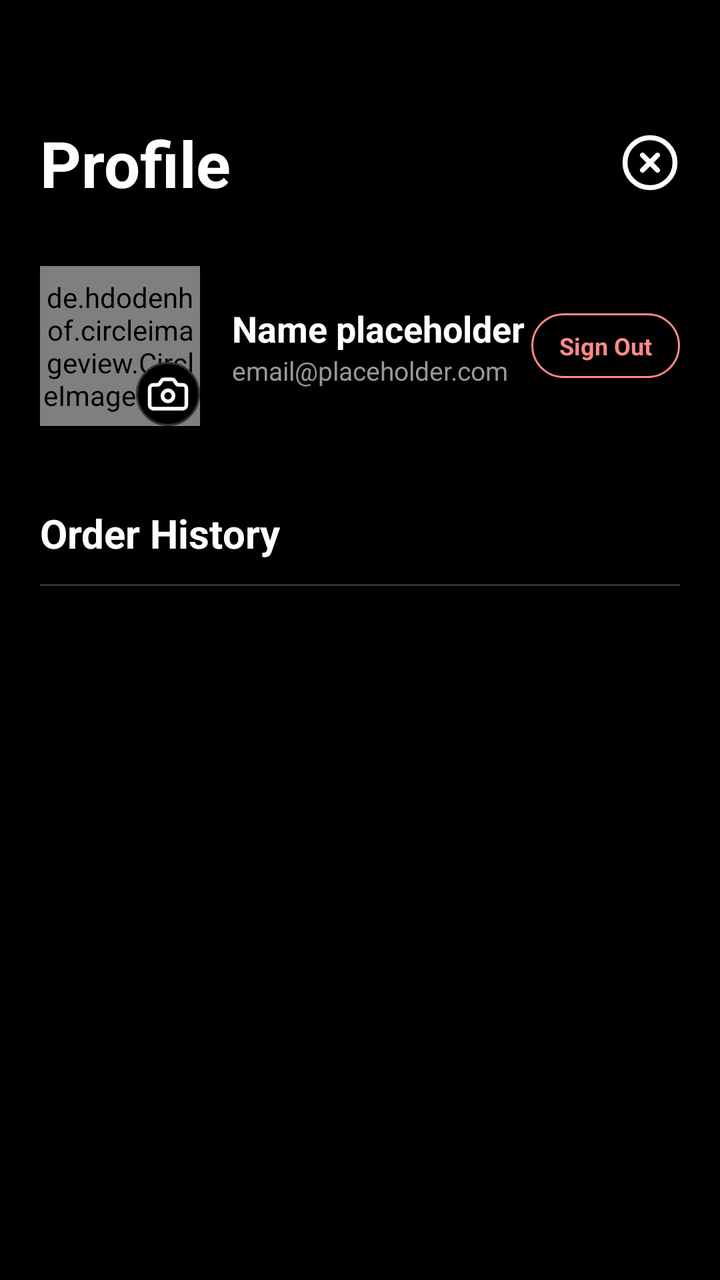
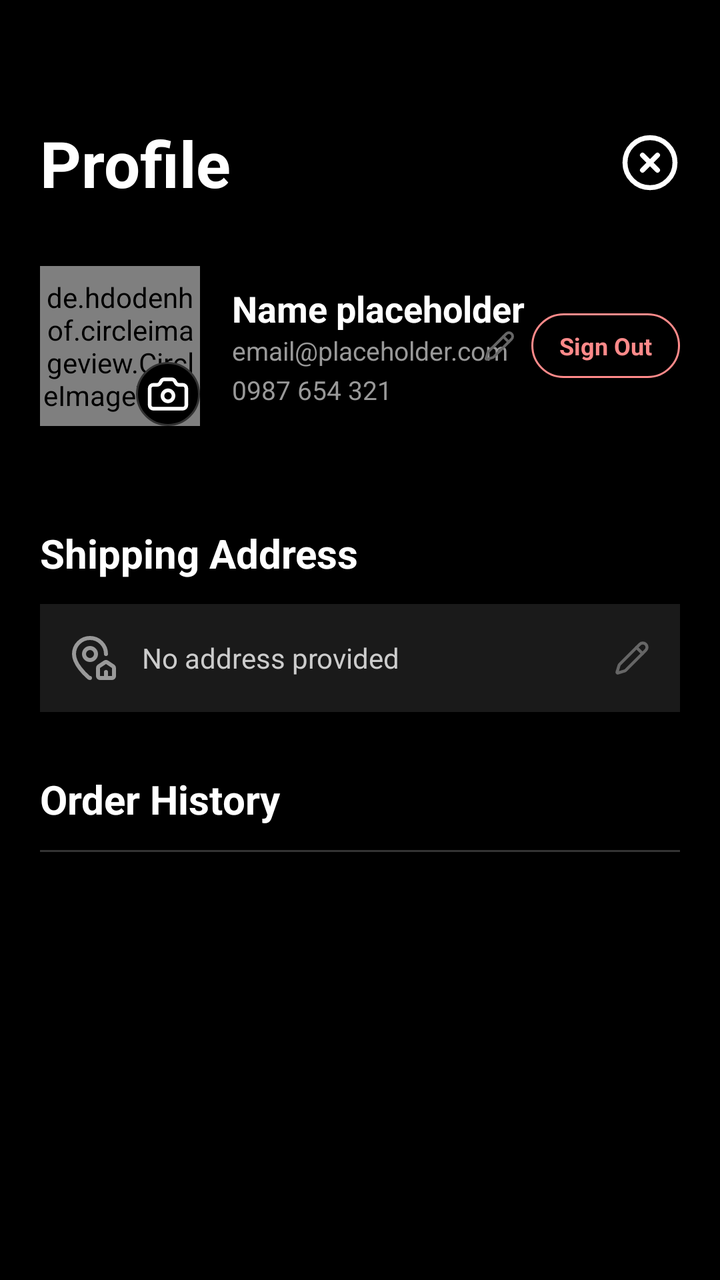

An Android layout rendered at two revisions. The XML below is the earlier revision; the diff shows what the commit changed to produce the second picture.
<!-- AndroidManifest.xml: application theme Theme.CK_mobile_fe -->
<!-- res/layout/activity_profile.xml -->
<?xml version="1.0" encoding="utf-8"?>
<androidx.core.widget.NestedScrollView xmlns:android="http://schemas.android.com/apk/res/android"
    xmlns:app="http://schemas.android.com/apk/res-auto"
    xmlns:tools="http://schemas.android.com/tools"
    android:layout_width="match_parent"
    android:layout_height="match_parent"
    android:background="#000000"
    android:fillViewport="true">

    <LinearLayout
        android:layout_width="match_parent"
        android:layout_height="wrap_content"
        android:orientation="vertical"
        android:padding="20dp"
        android:layout_marginTop="40dp">

        <RelativeLayout
            android:layout_width="match_parent"
            android:layout_height="wrap_content"
            android:layout_marginBottom="30dp">

            <TextView
                android:layout_width="wrap_content"
                android:layout_height="wrap_content"
                android:text="Profile"
                android:textColor="#FFFFFF"
                android:textSize="32sp"
                android:textStyle="bold" />

            <ImageView
                android:id="@+id/btn_close"
                android:layout_width="30dp"
                android:layout_height="30dp"
                android:layout_alignParentEnd="true"
                android:layout_centerVertical="true"
                android:src="@drawable/ic_close"
                app:tint="#FFFFFF" />
        </RelativeLayout>

        <RelativeLayout
            android:layout_width="match_parent"
            android:layout_height="wrap_content"
            android:layout_marginBottom="40dp">

            <RelativeLayout
                android:id="@+id/avatar_container"
                android:layout_width="80dp"
                android:layout_height="80dp">

                <de.hdodenhof.circleimageview.CircleImageView
                    android:id="@+id/profile_image"
                    android:layout_width="match_parent"
                    android:layout_height="match_parent"
                    android:src="@drawable/ic_default_avatar"
                    app:civ_border_color="#333333"
                    app:civ_border_width="1dp"/>

                <ImageView
                    android:layout_width="32dp"
                    android:layout_height="32dp"
                    android:layout_alignParentBottom="true"
                    android:layout_alignParentEnd="true"
                    android:src="@drawable/ic_camera"
                    android:background="@drawable/bg_circle_black"
                    android:padding="5dp"
                    app:tint="#FFFFFF" />
            </RelativeLayout>

            <LinearLayout
                android:id="@+id/info_container"
                android:layout_width="wrap_content"
                android:layout_height="wrap_content"
                android:layout_centerVertical="true"
                android:layout_marginStart="16dp"
                android:layout_toEndOf="@id/avatar_container"
                android:layout_toStartOf="@id/btn_sign_out"
                android:orientation="vertical">

                <TextView
                    android:id="@+id/tv_profile_name"
                    android:layout_width="wrap_content"
                    android:layout_height="wrap_content"
                    android:text="Name placeholder"
                    android:textColor="#FFFFFF"
                    android:textSize="18sp"
                    android:textStyle="bold"
                    android:maxLines="1"
                    android:ellipsize="end"/>

                <TextView
                    android:id="@+id/tv_profile_email"
                    android:layout_width="wrap_content"
                    android:layout_height="wrap_content"
                    android:text="email@placeholder.com"
                    android:textColor="#999999"
                    android:textSize="13sp"
                    android:maxLines="1"
                    android:ellipsize="end"/>
            </LinearLayout>

            <TextView
                android:id="@+id/btn_sign_out"
                android:layout_width="wrap_content"
                android:layout_height="wrap_content"
                android:layout_alignParentEnd="true"
                android:layout_centerVertical="true"
                android:background="@drawable/bg_sign_out"
                android:paddingHorizontal="14dp"
                android:paddingVertical="8dp"
                android:text="Sign Out"
                android:textColor="#FF8A8A"
                android:textSize="12sp"
                android:textStyle="bold" />
        </RelativeLayout>

        <TextView
            android:layout_width="match_parent"
            android:layout_height="wrap_content"
            android:text="Order History"
            android:textColor="#FFFFFF"
            android:textSize="20sp"
            android:textStyle="bold" />

        <View
            android:layout_width="match_parent"
            android:layout_height="1dp"
            android:layout_marginTop="12dp"
            android:layout_marginBottom="20dp"
            android:background="#333333" />

        <androidx.recyclerview.widget.RecyclerView
            android:id="@+id/rcv_orders"
            android:layout_width="match_parent"
            android:layout_height="wrap_content"
            android:nestedScrollingEnabled="false"
            tools:itemCount="3"
            tools:listitem="@layout/item_order_card" />

    </LinearLayout>
</androidx.core.widget.NestedScrollView>
<!-- res/layout/item_order_card.xml (included above) -->
<?xml version="1.0" encoding="utf-8"?>
<com.google.android.material.card.MaterialCardView xmlns:android="http://schemas.android.com/apk/res/android"
    xmlns:app="http://schemas.android.com/apk/res-auto"
    android:layout_width="match_parent"
    android:layout_height="wrap_content"
    android:layout_marginBottom="16dp"
    app:cardBackgroundColor="#000000"
    app:cardCornerRadius="20dp"
    app:strokeColor="#333333"
    app:strokeWidth="1dp">

    <LinearLayout
        android:layout_width="match_parent"
        android:layout_height="wrap_content"
        android:orientation="vertical"
        android:padding="20dp">

        <RelativeLayout
            android:layout_width="match_parent"
            android:layout_height="wrap_content">

            <TextView
                android:id="@+id/tv_order_id"
                android:layout_width="wrap_content"
                android:layout_height="wrap_content"
                android:text="#ORD-0000"
                android:textColor="#666666"
                android:textStyle="bold" />

            <TextView
                android:id="@+id/tv_order_status"
                android:layout_width="wrap_content"
                android:layout_height="wrap_content"
                android:layout_alignParentEnd="true"
                android:background="@drawable/bg_status_delivered"
                android:gravity="center"
                android:paddingHorizontal="16dp"
                android:paddingVertical="6dp"
                android:text="Status"
                android:textColor="#4CAF50"
                android:textSize="12sp"
                android:textStyle="bold" />
        </RelativeLayout>

        <TextView
            android:id="@+id/tv_order_date"
            android:layout_width="wrap_content"
            android:layout_height="wrap_content"
            android:layout_marginTop="10dp"
            android:text="2023-11-15"
            android:textColor="#BBBBBB" />

        <TextView
            android:id="@+id/tv_order_address"
            android:layout_width="match_parent"
            android:layout_height="wrap_content"
            android:layout_marginTop="4dp"
            android:text="Address: ..."
            android:textColor="#888888"
            android:textSize="13sp" />

        <TextView
            android:id="@+id/tv_items_summary"
            android:layout_width="wrap_content"
            android:layout_height="wrap_content"
            android:layout_marginTop="15dp"
            android:text="Items summary"
            android:textColor="#FFFFFF"
            android:textStyle="bold" />

        <View
            android:layout_width="match_parent"
            android:layout_height="1dp"
            android:layout_marginTop="15dp"
            android:background="#333333" />

        <TextView
            android:id="@+id/tv_order_total"
            android:layout_width="wrap_content"
            android:layout_height="wrap_content"
            android:layout_gravity="end"
            android:layout_marginTop="15dp"
            android:text="$0.00"
            android:textColor="#FFFFFF"
            android:textSize="24sp"
            android:textStyle="bold" />

    </LinearLayout>
</com.google.android.material.card.MaterialCardView>
<!-- resources referenced by this layout -->
<resources>
  <!-- drawable bg_circle_black (drawable) -->
  <?xml version="1.0" encoding="utf-8"?>
  <shape xmlns:android="http://schemas.android.com/apk/res/android"
      android:shape="oval">
  
      <solid android:color="#000000" />
  
      <stroke
          android:width="1dp"
          android:color="#333333" />
  
      <size
          android:width="40dp"
          android:height="40dp" />
  </shape>
  <!-- drawable bg_sign_out (drawable) -->
  <?xml version="1.0" encoding="utf-8"?>
  <shape xmlns:android="http://schemas.android.com/apk/res/android">
      <stroke android:width="1dp" android:color="#FF8A8A" />
      <corners android:radius="20dp" />
      <solid android:color="#00000000" />
  </shape>
  <!-- drawable bg_status_delivered (drawable) -->
  <?xml version="1.0" encoding="utf-8"?>
  <shape xmlns:android="http://schemas.android.com/apk/res/android">
      <solid android:color="#1A4CAF50" />
      <corners android:radius="50dp" />
      <stroke android:width="1dp" android:color="#4CAF50" /> </shape>
  <style name="Theme.CK_mobile_fe" parent="Base.Theme.CK_mobile_fe" />
  <style name="Base.Theme.CK_mobile_fe" parent="Theme.Material3.DayNight.NoActionBar">
          
          
      </style>
  <!-- unchanged entries left out for length: 3 -->
</resources>

<!-- the commit's change to res/layout/activity_profile.xml (unified diff, before → after) -->
@@ -68,8 +68,9 @@
 
             <LinearLayout
                 android:id="@+id/info_container"
-                android:layout_width="wrap_content"
-                android:layout_height="wrap_content"
+                android:layout_width="0dp"
+                android:layout_height="wrap_content"
+                android:layout_weight="1"
                 android:layout_centerVertical="true"
                 android:layout_marginStart="16dp"
                 android:layout_toEndOf="@id/avatar_container"
@@ -96,8 +97,26 @@
                     android:textSize="13sp"
                     android:maxLines="1"
                     android:ellipsize="end"/>
+
+                <TextView
+                    android:id="@+id/tv_profile_phone"
+                    android:layout_width="wrap_content"
+                    android:layout_height="wrap_content"
+                    android:text="0987 654 321"
+                    android:textColor="#999999"
+                    android:textSize="13sp"
+                    android:layout_marginTop="2dp"
+                    android:maxLines="1"
+                    android:ellipsize="end"/>
             </LinearLayout>
-
+            <ImageView
+                android:layout_width="16dp"
+                android:layout_height="16dp"
+                android:layout_centerVertical="true"
+                android:layout_toStartOf="@id/btn_sign_out"
+                android:layout_marginEnd="8dp"
+                android:src="@drawable/ic_edit"
+                app:tint="#666666" />
             <TextView
                 android:id="@+id/btn_sign_out"
                 android:layout_width="wrap_content"
@@ -112,7 +131,48 @@
                 android:textSize="12sp"
                 android:textStyle="bold" />
         </RelativeLayout>
-
+        <TextView
+            android:layout_width="match_parent"
+            android:layout_height="wrap_content"
+            android:text="Shipping Address"
+            android:textColor="#FFFFFF"
+            android:textSize="20sp"
+            android:textStyle="bold"
+            android:layout_marginTop="10dp"/>
+
+        <LinearLayout
+            android:id="@+id/layout_address_click"
+            android:layout_width="match_parent"
+            android:layout_height="wrap_content"
+            android:background="#1A1A1A"
+            android:padding="15dp"
+            android:layout_marginTop="12dp"
+            android:layout_marginBottom="30dp"
+            android:orientation="horizontal"
+            android:gravity="center_vertical">
+
+            <ImageView
+                android:layout_width="24dp"
+                android:layout_height="24dp"
+                android:src="@drawable/ic_location"
+                app:tint="#999999" />
+
+            <TextView
+                android:id="@+id/tv_profile_address"
+                android:layout_width="0dp"
+                android:layout_height="wrap_content"
+                android:layout_weight="1"
+                android:layout_marginStart="12dp"
+                android:text="No address provided"
+                android:textColor="#CCCCCC"
+                android:textSize="14sp" />
+
+            <ImageView
+                android:layout_width="18dp"
+                android:layout_height="18dp"
+                android:src="@drawable/ic_edit"
+                app:tint="#666666" />
+        </LinearLayout>
         <TextView
             android:layout_width="match_parent"
             android:layout_height="wrap_content"
<!-- resource entries referenced after the edit -->
@@ -28,6 +28,62 @@
       <solid android:color="#1A4CAF50" />
       <corners android:radius="50dp" />
       <stroke android:width="1dp" android:color="#4CAF50" /> </shape>
+  <!-- drawable ic_edit (drawable) -->
+  <vector xmlns:android="http://schemas.android.com/apk/res/android"
+      android:width="24dp"
+      android:height="24dp"
+      android:viewportWidth="24"
+      android:viewportHeight="24">
+    <path
+        android:pathData="M21.174,6.812a1,1 0,0 0,-3.986 -3.987L3.842,16.174a2,2 0,0 0,-0.5 0.83l-1.321,4.352a0.5,0.5 0,0 0,0.623 0.622l4.353,-1.32a2,2 0,0 0,0.83 -0.497z"
+        android:strokeLineJoin="round"
+        android:strokeWidth="2"
+        android:fillColor="#00000000"
+        android:strokeColor="#FFFFFF"
+        android:strokeLineCap="round"/>
+    <path
+        android:pathData="m15,5 l4,4"
+        android:strokeLineJoin="round"
+        android:strokeWidth="2"
+        android:fillColor="#00000000"
+        android:strokeColor="#FFFFFF"
+        android:strokeLineCap="round"/>
+  </vector>
+  <!-- drawable ic_location (drawable) -->
+  <vector xmlns:android="http://schemas.android.com/apk/res/android"
+      android:width="24dp"
+      android:height="24dp"
+      android:viewportWidth="24"
+      android:viewportHeight="24">
+    <path
+        android:pathData="M15,22a1,1 0,0 1,-1 -1v-4a1,1 0,0 1,0.445 -0.832l3,-2a1,1 0,0 1,1.11 0l3,2A1,1 0,0 1,22 17v4a1,1 0,0 1,-1 1z"
+        android:strokeLineJoin="round"
+        android:strokeWidth="2"
+        android:fillColor="#00000000"
+        android:strokeColor="#FFFFFF"
+        android:strokeLineCap="round"/>
+    <path
+        android:pathData="M18,10a8,8 0,0 0,-16 0c0,4.993 5.539,10.193 7.399,11.799a1,1 0,0 0,0.601 0.2"
+        android:strokeLineJoin="round"
+        android:strokeWidth="2"
+        android:fillColor="#00000000"
+        android:strokeColor="#FFFFFF"
+        android:strokeLineCap="round"/>
+    <path
+        android:pathData="M18,22v-3"
+        android:strokeLineJoin="round"
+        android:strokeWidth="2"
+        android:fillColor="#00000000"
+        android:strokeColor="#FFFFFF"
+        android:strokeLineCap="round"/>
+    <path
+        android:pathData="M10,10m-3,0a3,3 0,1 1,6 0a3,3 0,1 1,-6 0"
+        android:strokeLineJoin="round"
+        android:strokeWidth="2"
+        android:fillColor="#00000000"
+        android:strokeColor="#FFFFFF"
+        android:strokeLineCap="round"/>
+  </vector>
   <style name="Theme.CK_mobile_fe" parent="Base.Theme.CK_mobile_fe" />
   <style name="Base.Theme.CK_mobile_fe" parent="Theme.Material3.DayNight.NoActionBar">
           
